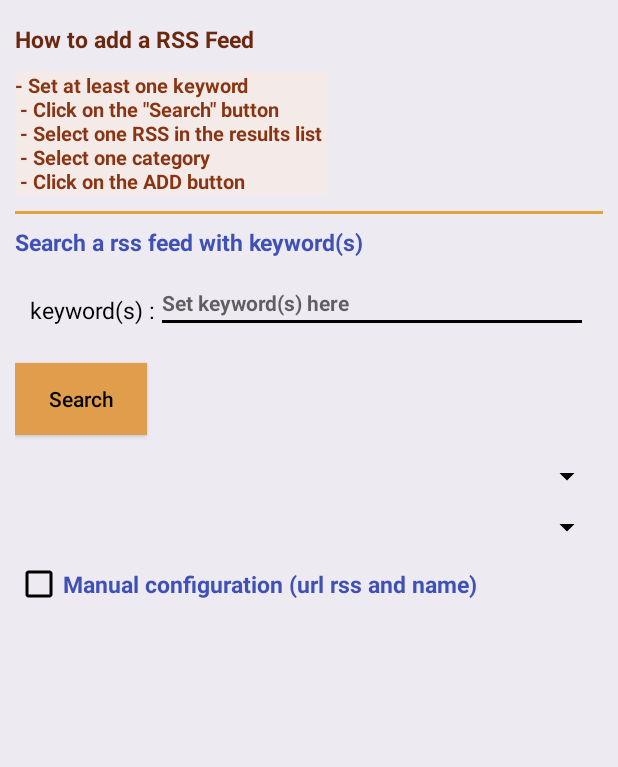
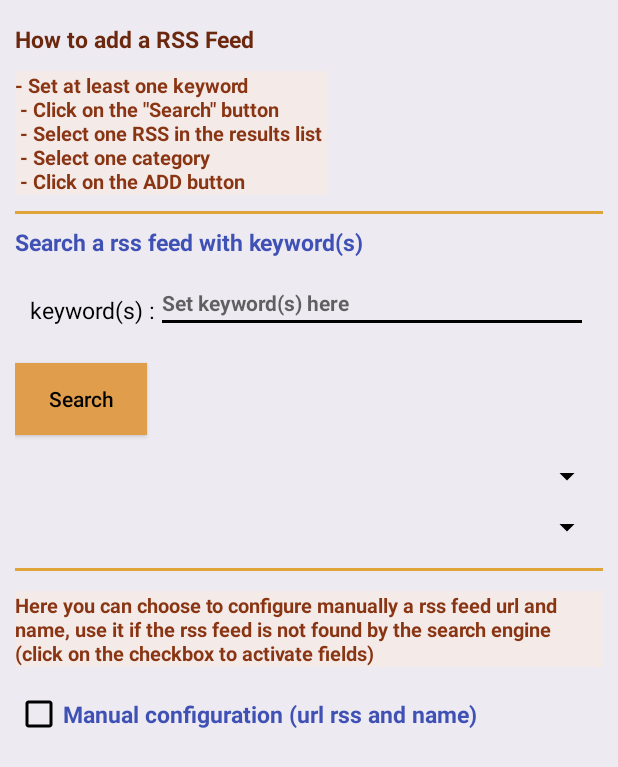
Before and after one commit to MultiformMusic/I_Feed_Good, an Android app: the layout rss_add_dialog.xml on its own in the app's theme, with its tools: preview values and no code run, on a phone screen of 412 x 824 dp. Shown: the top 767 px of the screen. Run offline under Robolectric (Android 15) with nearby library versions, the phone set to English and light mode, and no system bars.

Commit message:
Update rss config dialog box

```diff
--- a/app/src/main/res/layout/rss_add_dialog.xml
+++ b/app/src/main/res/layout/rss_add_dialog.xml
@@ -35,16 +35,6 @@
             android:background="#f4ebe8"
             android:layout_marginTop="5dp"
             android:layout_marginBottom="5dp"/>
-
-        <!--
-        <CheckBox
-            android:id="@+id/rssActif"
-            android:layout_width="match_parent"
-            android:layout_height="wrap_content"
-            android:text="@string/rss_config_dialog_checkbox"
-            android:checked="true"
-            android:layout_marginTop="10dp"/>
-            -->
 
         <View
             android:layout_width="fill_parent"
@@ -118,19 +108,6 @@
             android:layout_height="wrap_content"
             android:layout_marginTop="15dp" />
 
-        <!--
-        <TextView
-            android:layout_width="wrap_content"
-            android:layout_height="wrap_content"
-            android:text="@string/rss_config_dialog_category"
-            android:textSize="15sp"
-            android:textStyle="bold"
-            android:textColor="@color/colorPrimary"
-            android:background="@color/mailDialog"
-            android:layout_marginTop="15dp"
-            android:layout_marginBottom="5dp"/>
-            -->
-
         <Spinner
             android:spinnerMode="dropdown"
             android:id="@+id/rssConfigCategorie"
@@ -139,6 +116,24 @@
             android:layout_marginTop="10dp" />
 
         <!-- Configuration manuelle -->
+
+        <View
+            android:layout_width="fill_parent"
+            android:layout_height="2dp"
+            android:layout_marginTop="15dp"
+            android:layout_marginBottom="8dp"
+            android:background="#e0a538"/>
+
+        <TextView
+            android:layout_width="wrap_content"
+            android:layout_height="wrap_content"
+            android:text="@string/rss_config_dialog_manually_info"
+            android:textSize="13sp"
+            android:textStyle="bold"
+            android:textColor="#893514"
+            android:background="#f4ebe8"
+            android:layout_marginTop="5dp"
+            android:layout_marginBottom="5dp"/>
 
         <CheckBox
             android:id="@+id/rssConfigManually"
--- a/app/src/main/res/values/strings.xml
+++ b/app/src/main/res/values/strings.xml
@@ -75,6 +75,7 @@
     <string name="rss_config_dialog_name_hint">Name of RSS</string>
     <string name="rss_config_dialog_category">-Select a category -</string>
     <string name="rss_config_dialog_pattern_http">http://www.</string>
+    <string name="rss_config_dialog_manually_info">Here you can choose to configure manually a rss feed url and name, use it if the rss feed is not found by the search engine (click on the checkbox to activate fields)</string>
 
     <string name="rss_config_dialog_ajouter">Add</string>
     <string name="rss_config_dialog_annuler">Back</string>
```
Also changed, not shown: 1 other file.
